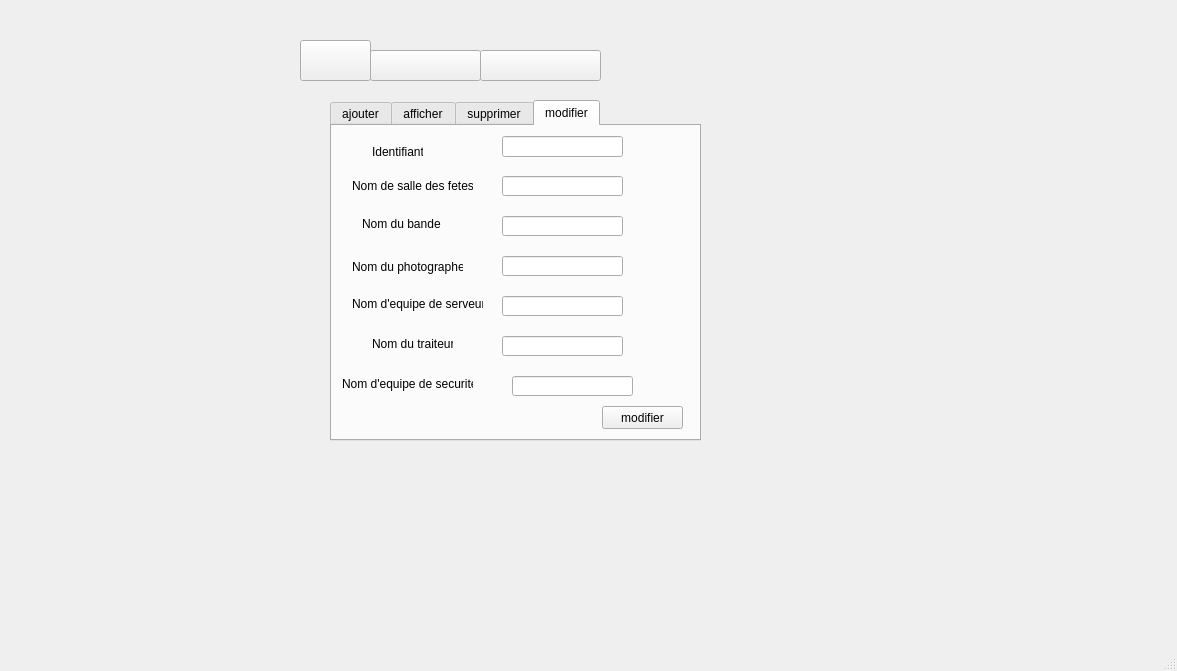
First picture: the form in mainwindow.ui, repository mahdijemal/smart_wedding_reception, before the edit.
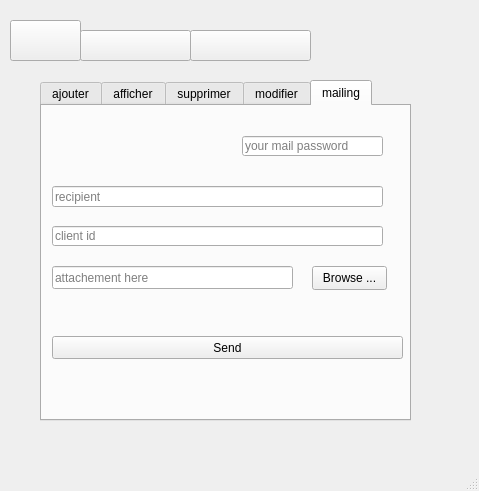
Second picture: the form after the edit. The open tabs and pages were chosen to show the change. Icons and pictures are not drawn.

The edit to the form file:
```diff
--- a/mainwindow.ui
+++ b/mainwindow.ui
@@ -6,8 +6,8 @@
    <rect>
     <x>0</x>
     <y>0</y>
-    <width>1177</width>
-    <height>671</height>
+    <width>479</width>
+    <height>491</height>
    </rect>
   </property>
   <property name="windowTitle">
@@ -17,8 +17,8 @@
    <widget class="QStackedWidget" name="stackedWidget">
     <property name="geometry">
      <rect>
-      <x>300</x>
-      <y>40</y>
+      <x>10</x>
+      <y>20</y>
       <width>441</width>
       <height>431</height>
      </rect>
@@ -591,7 +591,7 @@
        <string notr="true">background-image: url(:/res/image/image6.png);</string>
       </property>
       <property name="currentIndex">
-       <number>3</number>
+       <number>4</number>
       </property>
       <widget class="QWidget" name="tab_7">
        <attribute name="title">
@@ -1043,6 +1043,92 @@
         </property>
        </widget>
       </widget>
+      <widget class="QWidget" name="tab_6">
+       <attribute name="title">
+        <string>mailing</string>
+       </attribute>
+       <widget class="QPushButton" name="browseBtn">
+        <property name="geometry">
+         <rect>
+          <x>270</x>
+          <y>160</y>
+          <width>75</width>
+          <height>24</height>
+         </rect>
+        </property>
+        <property name="text">
+         <string>Browse ...</string>
+        </property>
+       </widget>
+       <widget class="QPushButton" name="sendBtn">
+        <property name="geometry">
+         <rect>
+          <x>10</x>
+          <y>230</y>
+          <width>351</width>
+          <height>23</height>
+         </rect>
+        </property>
+        <property name="text">
+         <string>Send</string>
+        </property>
+       </widget>
+       <widget class="QLineEdit" name="mail_pass">
+        <property name="geometry">
+         <rect>
+          <x>200</x>
+          <y>30</y>
+          <width>141</width>
+          <height>20</height>
+         </rect>
+        </property>
+        <property name="echoMode">
+         <enum>QLineEdit::Password</enum>
+        </property>
+        <property name="placeholderText">
+         <string>your mail password</string>
+        </property>
+       </widget>
+       <widget class="QLineEdit" name="file">
+        <property name="geometry">
+         <rect>
+          <x>10</x>
+          <y>160</y>
+          <width>241</width>
+          <height>23</height>
+         </rect>
+        </property>
+        <property name="placeholderText">
+         <string>attachement here</string>
+        </property>
+       </widget>
+       <widget class="QLineEdit" name="client_id">
+        <property name="geometry">
+         <rect>
+          <x>10</x>
+          <y>120</y>
+          <width>331</width>
+          <height>20</height>
+         </rect>
+        </property>
+        <property name="placeholderText">
+         <string>client id</string>
+        </property>
+       </widget>
+       <widget class="QLineEdit" name="rcpt">
+        <property name="geometry">
+         <rect>
+          <x>10</x>
+          <y>80</y>
+          <width>331</width>
+          <height>21</height>
+         </rect>
+        </property>
+        <property name="placeholderText">
+         <string>recipient</string>
+        </property>
+       </widget>
+      </widget>
      </widget>
      <widget class="QPushButton" name="pushButton_17">
       <property name="geometry">
```
Left out of the diff: 26 changed lines with no effect on the pictures.
